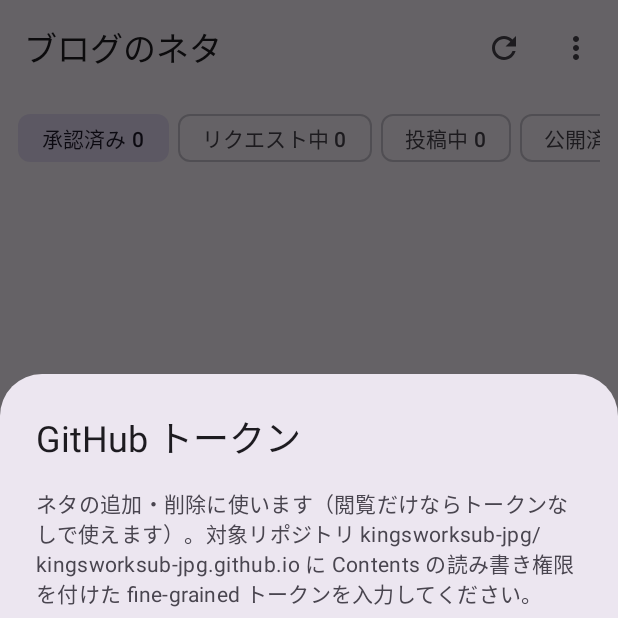
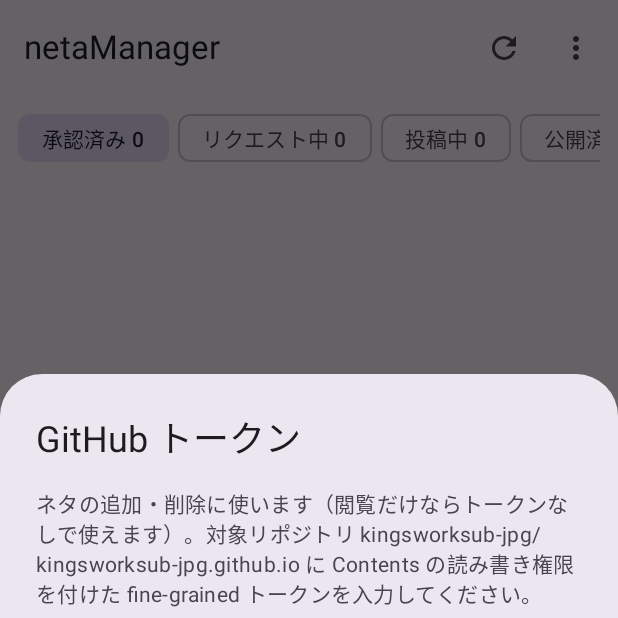
Before and after one commit to kingsworksub-jpg/kingsworksub-jpg.github.io, an Android app built with Jetpack Compose: the screen it shows after launch (MainActivity), on a phone screen of 412 x 824 dp, the top half of it. Run offline under Robolectric (Android 15) with nearby library versions, the phone set to English and light mode, and no system bars; network calls fail; pictures from the network do not load.

Commit message:
Rename app from ブログのネタ to netaManager

```diff
--- a/android/topics-app/app/src/main/java/io/github/kingsworksub/topics/MainActivity.kt
+++ b/android/topics-app/app/src/main/java/io/github/kingsworksub/topics/MainActivity.kt
@@ -176,7 +176,7 @@ fun TopicsScreen(initialToken: String, saveToken: (String) -> Unit) {
     Scaffold(
         topBar = {
             TopAppBar(
-                title = { Text("ブログのネタ") },
+                title = { Text("netaManager") },
                 actions = {
                     IconButton(onClick = { refresh() }) { Icon(Icons.Filled.Refresh, "更新") }
                     IconButton(onClick = { menuOpen = true }) { Icon(Icons.Filled.MoreVert, "メニュー") }
--- a/android/topics-app/app/src/main/res/values/strings.xml
+++ b/android/topics-app/app/src/main/res/values/strings.xml
@@ -1,4 +1,4 @@
 <?xml version="1.0" encoding="utf-8"?>
 <resources>
-    <string name="app_name">ブログのネタ</string>
+    <string name="app_name">netaManager</string>
 </resources>
```
Also changed, not shown: 1 other file.
